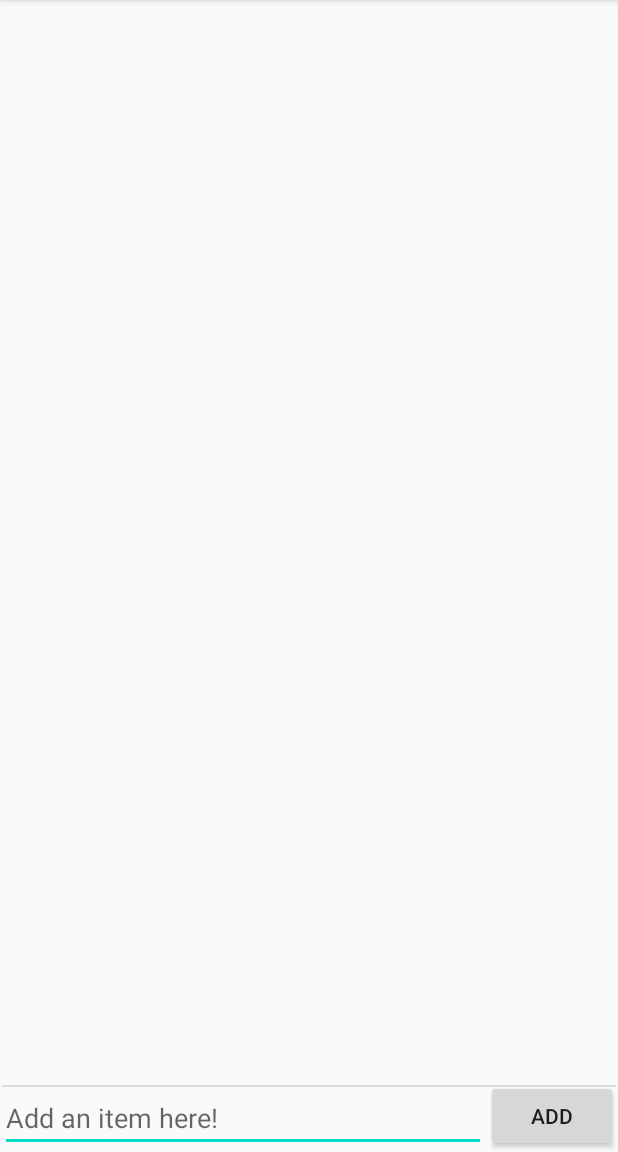
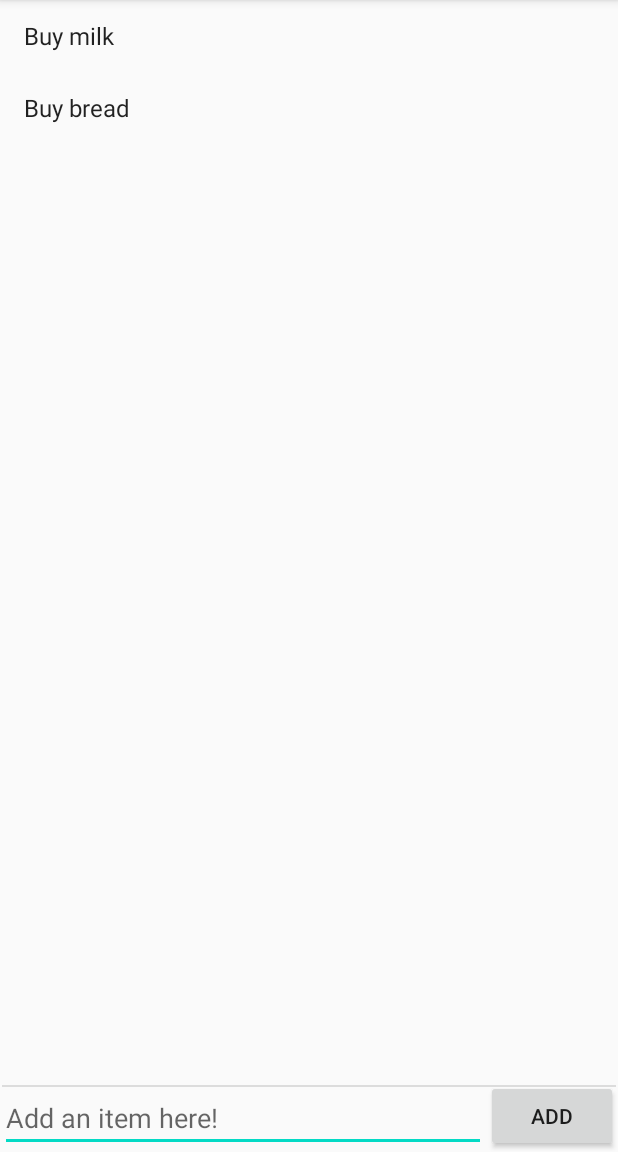
Before and after one commit to diane-nguyen/SimpleTodo, an Android app: the screen it shows after launch (MainActivity), on a phone screen of 412 x 824 dp, the part 84-1236 px from its top. Run offline under Robolectric (Android 15) with nearby library versions, the phone set to English and light mode, and no system bars.

```diff
--- a/app/src/main/java/com/dianenguyen/simpletodo/ItemsAdapter.java
+++ b/app/src/main/java/com/dianenguyen/simpletodo/ItemsAdapter.java
@@ -1,4 +1,57 @@
 package com.dianenguyen.simpletodo;
 
-public class ItemsAdapter {
+import android.view.LayoutInflater;
+import android.view.View;
+import android.view.ViewGroup;
+import android.widget.TextView;
+
+import androidx.annotation.NonNull;
+import androidx.recyclerview.widget.RecyclerView;
+
+import java.util.List;
+
+public class ItemsAdapter extends RecyclerView.Adapter<ItemsAdapter.ViewHolder>{
+    List<String> items;
+
+    public ItemsAdapter(List<String> items) {
+        this.items = items;
+    }
+
+    @NonNull
+    @Override
+    public ViewHolder onCreateViewHolder(@NonNull ViewGroup parent, int viewType) {
+        // Create new view and wrap inside viewholder
+        // User layout inflator
+        View todoView = LayoutInflater.from(parent.getContext()).inflate(android.R.layout.simple_list_item_1, parent, false);
+        return new ViewHolder(todoView);
+    }
+
+    @Override
+    public void onBindViewHolder(@NonNull ViewHolder holder, int position) {
+        // Grab
+        String item = items.get(position);
+        // Bind
+        holder.bind(item);
+
+    }
+    // tells RV how many items are in the list
+    @Override
+    public int getItemCount() {
+        return items.size();
+    }
+
+    class ViewHolder extends RecyclerView.ViewHolder{
+
+        TextView tvItem;
+
+        public ViewHolder(@NonNull View itemView) {
+            super(itemView);
+            tvItem = itemView.findViewById(android.R.id.text1);
+        }
+
+        // update view inside viewholder
+        public void bind(String item) {
+            tvItem.setText(item);
+        }
+    }
 }
--- a/app/src/main/java/com/dianenguyen/simpletodo/MainActivity.java
+++ b/app/src/main/java/com/dianenguyen/simpletodo/MainActivity.java
@@ -1,6 +1,7 @@
 package com.dianenguyen.simpletodo;
 
 import androidx.appcompat.app.AppCompatActivity;
+import androidx.recyclerview.widget.LinearLayoutManager;
 import androidx.recyclerview.widget.RecyclerView;
 
 import android.os.Bundle;
@@ -28,9 +29,13 @@ public class MainActivity extends AppCompatActivity {
         etItem = findViewById(R.id.etItem);
         rvItems = findViewById(R.id.rvItems);
 
-
         items = new ArrayList<>();
         items.add("Buy milk");
         items.add("Buy bread");
+
+        // construct our adaptor
+        ItemsAdapter itemsAdapter = new ItemsAdapter(items);
+        rvItems.setAdapter(itemsAdapter);
+        rvItems.setLayoutManager(new LinearLayoutManager(this));
     }
 }
--- a/app/src/main/res/layout/activity_main.xml
+++ b/app/src/main/res/layout/activity_main.xml
@@ -40,8 +40,8 @@
 
     <androidx.recyclerview.widget.RecyclerView
         android:id="@+id/rvItems"
-        android:layout_width="411dp"
-        android:layout_height="690dp"
+        android:layout_width="match_parent"
+        android:layout_height="match_parent"
         app:layout_constraintBottom_toTopOf="@+id/divider"
         app:layout_constraintEnd_toEndOf="parent"
         app:layout_constraintStart_toStartOf="parent"
```
